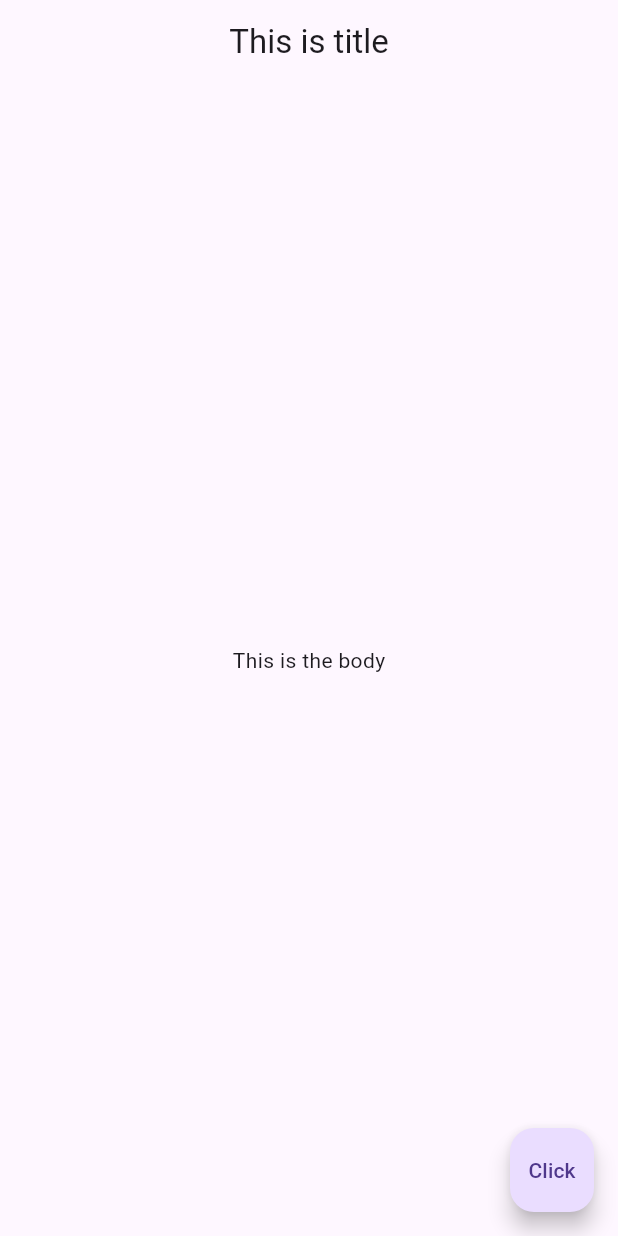
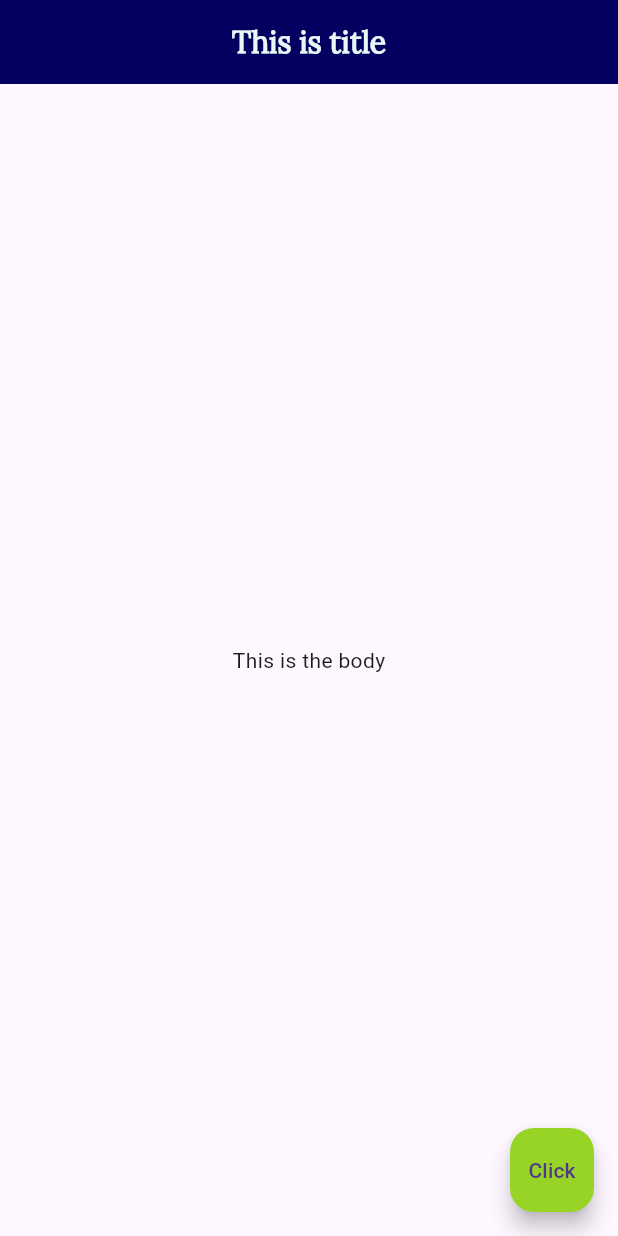
Before and after one commit to Knightak/virtuoso, a Flutter app: the screen it shows after launch, on a phone screen of 412 x 824 dp. Run offline on Flutter 3.47's test engine with Material 3 defaults, Android fonts, the phone set to English and light mode, and no system bars.

Commit message:
git push

```diff
--- a/lib/main.dart
+++ b/lib/main.dart
@@ -1,22 +1,35 @@
-import 'package:english_words/english_words.dart';
 import 'package:flutter/material.dart';
 import 'package:provider/provider.dart';
-import 'package:meta/meta.dart';
 
-void main() => runApp(
-      MaterialApp(
-        home: Scaffold(
+void main() => runApp(MaterialApp(
+      home: Home(),
+    ));
+
+class Home extends StatelessWidget {
+  @override
+  Widget build(BuildContext context) {
+    return Scaffold(
       appBar: AppBar(
-            title: Text('This is title'),
+        title: Text(
+          'This is title',
+          style: TextStyle(
+            fontSize: 20,
+            fontWeight: FontWeight.w900,
+            color: Color.fromARGB(255, 231, 248, 246),
+            fontFamily: 'Lora',
+          ),
+        ),
         centerTitle: true,
+        backgroundColor: Color.fromARGB(255, 3, 1, 95),
       ),
       body: Center(
         child: Text('This is the body'),
       ),
       floatingActionButton: FloatingActionButton(
+        backgroundColor: Color.fromARGB(255, 151, 212, 37),
+        onPressed: () => print("Pressed"),
         child: Text('Click'),
-            onPressed: () => print("Pressed"),
-          ),
-        ),
       ),
     );
+  }
+}
--- a/pubspec.yaml
+++ b/pubspec.yaml
@@ -24,3 +24,8 @@ dev_dependencies:
 
 flutter:
   uses-material-design: true
+
+  fonts:
+    - family: Lora
+      fonts:
+        - asset: fonts/Lora-Regular.ttf
```
Also changed, not shown: fonts/Lora-Regular.ttf (added). Lines whose indentation alone changed are shown as unchanged.
